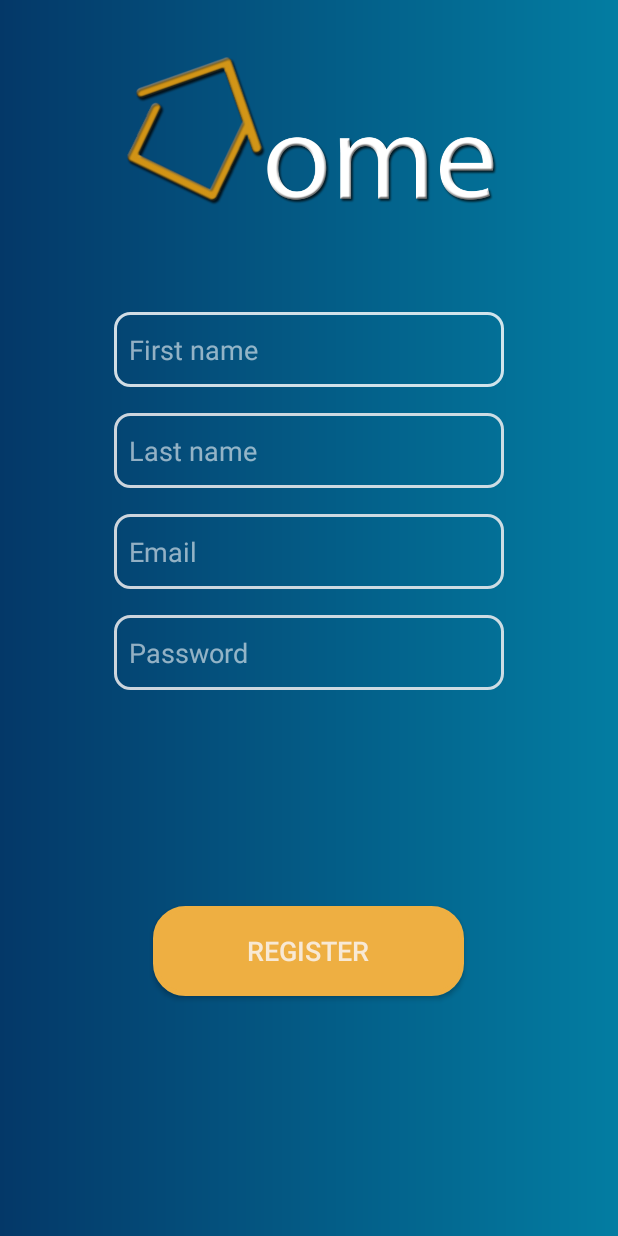
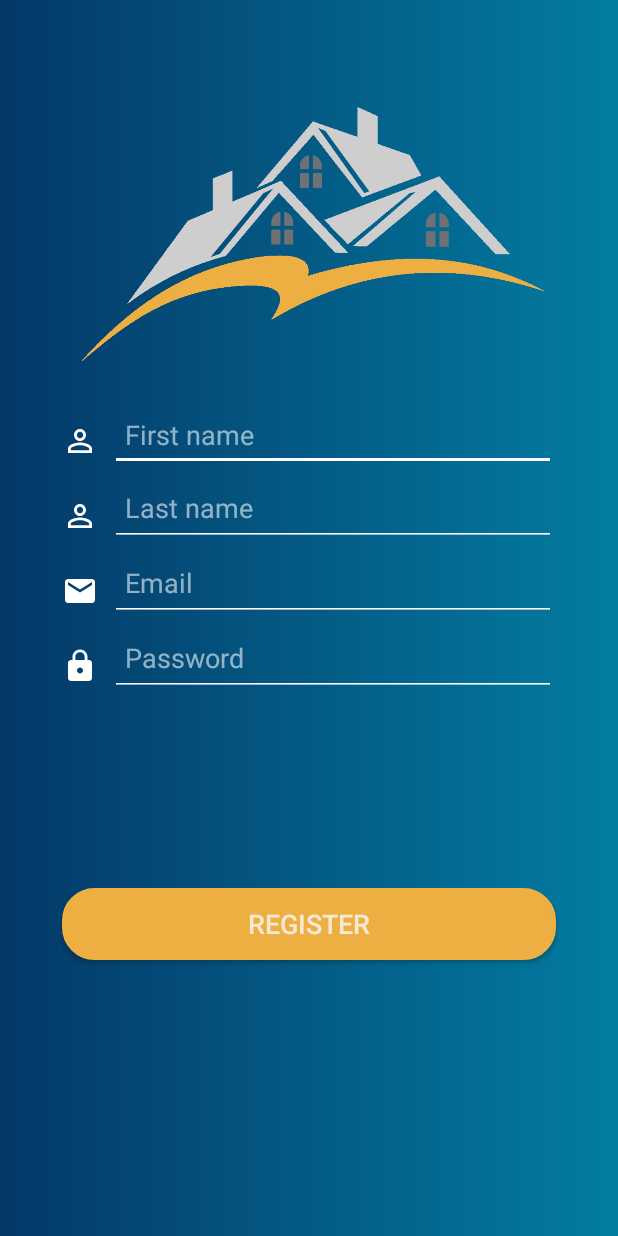
Before and after one commit to dukotron/HMS-CM-Division, an Android app: the RegisterActivity screen opened directly, with no data from a screen before it, on a phone screen of 412 x 824 dp. Run offline under Robolectric (Android 15) with nearby library versions, the phone set to English and light mode, and no system bars.

Commit message:
register activity latest layout version

```diff
--- /dev/null
+++ b/TestDesign/app/src/main/res/drawable/ic_email_black_24dp.xml
@@ -0,0 +1,5 @@
+<vector android:height="24dp" android:tint="#FFFFFF"
+    android:viewportHeight="24.0" android:viewportWidth="24.0"
+    android:width="24dp" xmlns:android="http://schemas.android.com/apk/res/android">
+    <path android:fillColor="#FF000000" android:pathData="M20,4L4,4c-1.1,0 -1.99,0.9 -1.99,2L2,18c0,1.1 0.9,2 2,2h16c1.1,0 2,-0.9 2,-2L22,6c0,-1.1 -0.9,-2 -2,-2zM20,8l-8,5 -8,-5L4,6l8,5 8,-5v2z"/>
+</vector>
--- a/TestDesign/app/src/main/res/layout/activity_login.xml
+++ b/TestDesign/app/src/main/res/layout/activity_login.xml
@@ -25,10 +25,11 @@
 
     <EditText
         android:id="@+id/email"
-        android:layout_width="260dp"
+        android:layout_width="0dp"
         android:layout_height="39dp"
         android:layout_below="@+id/logo"
         android:layout_centerInParent="true"
+        android:layout_marginStart="32dp"
         android:layout_marginTop="48dp"
         android:backgroundTint="#ffffff"
         android:hint="Name"
@@ -37,15 +38,17 @@
         android:textColor="#92FFFFFF"
         android:textColorHint="#92FFFFFF"
         app:layout_constraintEnd_toStartOf="@+id/guideline2"
+        app:layout_constraintStart_toStartOf="@+id/guideline"
         app:layout_constraintTop_toBottomOf="@+id/logo" />
 
 
     <EditText
         android:id="@+id/pwd"
-        android:layout_width="260dp"
+        android:layout_width="0dp"
         android:layout_height="52dp"
         android:layout_below="@+id/email"
         android:layout_centerInParent="true"
+        android:layout_marginStart="32dp"
         android:layout_marginTop="1dp"
         android:layout_marginBottom="95dp"
         android:backgroundTint="#ffffff"
@@ -56,6 +59,7 @@
         android:textColorHint="#92FFFFFF"
         app:layout_constraintBottom_toTopOf="@+id/login"
         app:layout_constraintEnd_toStartOf="@+id/guideline2"
+        app:layout_constraintStart_toStartOf="@+id/guideline"
         app:layout_constraintTop_toBottomOf="@+id/email"
         app:layout_constraintVertical_chainStyle="spread" />
 
@@ -71,6 +75,7 @@
         android:text="Login"
         android:textColor="#D0FAF6F6"
         android:textSize="18sp"
+        app:layout_constraintEnd_toEndOf="@+id/pwd"
         app:layout_constraintEnd_toStartOf="@+id/guideline2"
         app:layout_constraintStart_toStartOf="@+id/guideline"
         app:layout_constraintTop_toBottomOf="@+id/pwd" />
@@ -102,13 +107,10 @@
         android:layout_alignTop="@+id/email"
         android:layout_alignBottom="@+id/email"
         android:layout_alignParentStart="true"
-        android:layout_marginTop="16dp"
         android:layout_marginEnd="8dp"
+        android:layout_marginBottom="7dp"
         app:layout_constraintBottom_toBottomOf="@+id/email"
         app:layout_constraintEnd_toStartOf="@+id/email"
-        app:layout_constraintStart_toStartOf="@+id/guideline"
-        app:layout_constraintTop_toTopOf="@+id/email"
-        app:layout_constraintVertical_bias="1.0"
         app:srcCompat="@drawable/identity" />
 
     <ImageView
@@ -119,12 +121,9 @@
         android:layout_alignBottom="@+id/pwd"
         android:layout_alignParentStart="true"
         android:layout_marginEnd="8dp"
+        android:layout_marginBottom="8dp"
         app:layout_constraintBottom_toBottomOf="@+id/pwd"
         app:layout_constraintEnd_toStartOf="@+id/pwd"
-        app:layout_constraintHorizontal_chainStyle="spread_inside"
-        app:layout_constraintStart_toStartOf="@+id/guideline"
-        app:layout_constraintTop_toTopOf="@+id/pwd"
-        app:layout_constraintVertical_bias="0.642"
         app:srcCompat="@drawable/lock" />
 
     <android.support.constraint.Guideline
--- a/TestDesign/app/src/main/res/layout/activity_register.xml
+++ b/TestDesign/app/src/main/res/layout/activity_register.xml
@@ -1,93 +1,166 @@
 <?xml version="1.0" encoding="utf-8"?>
-<RelativeLayout xmlns:android="http://schemas.android.com/apk/res/android"
+<android.support.constraint.ConstraintLayout xmlns:android="http://schemas.android.com/apk/res/android"
+    xmlns:app="http://schemas.android.com/apk/res-auto"
     xmlns:tools="http://schemas.android.com/tools"
     android:layout_width="match_parent"
     android:layout_height="match_parent"
     android:background="@drawable/gradient"
-    tools:context=".MainActivity"
-    >
+    tools:context=".MainActivity">
 
     <ImageView
         android:id="@+id/logo"
         android:layout_width="308dp"
         android:layout_height="208dp"
         android:layout_centerHorizontal="true"
-        android:src="@drawable/logowhite"
-        />
+        android:layout_marginTop="50dp"
+        android:layout_marginEnd="8dp"
+        android:src="@drawable/houses_logo"
+        app:layout_constraintEnd_toStartOf="@+id/guideline6"
+        app:layout_constraintTop_toTopOf="parent" />
 
     <EditText
         android:id="@+id/FirstName"
-        android:layout_width="260dp"
-        android:layout_height="50dp"
+        android:layout_width="0dp"
+        android:layout_height="48dp"
+        android:layout_below="@+id/logo"
         android:layout_centerInParent="true"
-        android:layout_below="@+id/logo"
-        android:text="First name"
+        android:layout_marginStart="32dp"
+        android:layout_marginTop="8dp"
         android:backgroundTint="#ffffff"
-        android:textColor="#92FFFFFF"
-        android:background="@drawable/border"
+        android:hint="First name"
         android:inputType="textPersonName"
         android:paddingStart="10dp"
-        />
+        android:textColor="#92FFFFFF"
+        android:textColorHint="#92FFFFFF"
+        app:layout_constraintBottom_toTopOf="@+id/LastName"
+        app:layout_constraintEnd_toStartOf="@+id/guideline6"
+        app:layout_constraintStart_toStartOf="@+id/guideline7"
+        app:layout_constraintTop_toBottomOf="@+id/logo"
+        app:layout_constraintVertical_chainStyle="spread_inside" />
 
     <EditText
         android:id="@+id/LastName"
-        android:layout_width="260dp"
+        android:layout_width="0dp"
         android:layout_height="50dp"
-        android:layout_marginStart="72dp"
-        android:layout_marginTop="17dp"
+        android:layout_below="@+id/FirstName"
         android:layout_centerInParent="true"
-        android:layout_below="@+id/FirstName"
-        android:text="Last name"
+        android:layout_marginStart="32dp"
+        android:backgroundTint="#ffffff"
+        android:hint="Last name"
+        android:inputType="textPersonName"
+        android:paddingStart="10dp"
         android:textColor="#92FFFFFF"
         android:textColorHint="#92FFFFFF"
-        android:background="@drawable/border"
-        android:paddingStart="10dp"
-        android:inputType="textPersonName"
-        />
+        app:layout_constraintBottom_toTopOf="@+id/Email"
+        app:layout_constraintEnd_toStartOf="@+id/guideline6"
+        app:layout_constraintStart_toStartOf="@+id/guideline7"
+        app:layout_constraintTop_toBottomOf="@+id/FirstName" />
 
     <EditText
         android:id="@+id/Email"
-        android:layout_width="260dp"
+        android:layout_width="0dp"
         android:layout_height="50dp"
-        android:layout_marginStart="72dp"
-        android:layout_marginTop="17dp"
         android:layout_below="@+id/LastName"
         android:layout_centerInParent="true"
-        android:text="Email"
+        android:layout_marginStart="32dp"
+        android:backgroundTint="#ffffff"
+        android:hint="Email"
+        android:inputType="textEmailAddress"
+        android:paddingStart="10dp"
         android:textColor="#92FFFFFF"
         android:textColorHint="#92FFFFFF"
-        android:background="@drawable/border"
-        android:paddingStart="10dp"
-        android:inputType="textEmailAddress"
-        />
+        app:layout_constraintBottom_toTopOf="@+id/Password"
+        app:layout_constraintEnd_toStartOf="@+id/guideline6"
+        app:layout_constraintStart_toStartOf="@+id/guideline7"
+        app:layout_constraintTop_toBottomOf="@+id/LastName" />
 
     <EditText
         android:id="@+id/Password"
-        android:layout_width="260dp"
+        android:layout_width="0dp"
         android:layout_height="50dp"
-        android:layout_marginStart="72dp"
-        android:layout_marginTop="17dp"
         android:layout_below="@+id/Email"
         android:layout_centerInParent="true"
+        android:layout_marginStart="32dp"
+        android:backgroundTint="#ffffff"
         android:hint="Password"
+        android:inputType="textPassword"
+        android:paddingStart="10dp"
         android:textColor="#92FFFFFF"
         android:textColorHint="#92FFFFFF"
-        android:background="@drawable/border"
-        android:paddingStart="10dp"
-        android:inputType="textPassword"
-        />
+        app:layout_constraintEnd_toStartOf="@+id/guideline6"
+        app:layout_constraintStart_toStartOf="@+id/guideline7"
+        app:layout_constraintTop_toBottomOf="@+id/Email" />
 
 
     <Button
         android:id="@+id/RegisterButton"
-        android:layout_width="207dp"
-        android:layout_height="60dp"
+        android:layout_width="0dp"
+        android:layout_height="wrap_content"
+        android:layout_alignParentBottom="true"
         android:layout_centerInParent="true"
-        android:layout_alignParentBottom="true"
-        android:layout_marginBottom="160dp"
+        android:layout_marginBottom="56dp"
         android:background="@drawable/rounded"
         android:text="Register"
         android:textColor="#D0FAF6F6"
         android:textSize="18sp"
-        />
-</RelativeLayout>
+        app:layout_constraintBottom_toBottomOf="parent"
+        app:layout_constraintEnd_toStartOf="@+id/guideline6"
+        app:layout_constraintStart_toStartOf="@+id/guideline7"
+        app:layout_constraintTop_toBottomOf="@+id/Password" />
+
+
+    <ImageView
+        android:id="@+id/FirstNameLogo"
+        android:layout_width="wrap_content"
+        android:layout_height="wrap_content"
+        android:layout_marginEnd="8dp"
+        android:layout_marginBottom="8dp"
+        android:src="@drawable/identity"
+        app:layout_constraintBottom_toTopOf="@+id/LastName"
+        app:layout_constraintEnd_toStartOf="@+id/FirstName" />
+
+    <ImageView
+        android:id="@+id/LastNameLogo"
+        android:layout_width="wrap_content"
+        android:layout_height="wrap_content"
+        android:layout_marginEnd="8dp"
+        android:layout_marginBottom="8dp"
+        android:src="@drawable/identity"
+        app:layout_constraintBottom_toTopOf="@+id/Email"
+        app:layout_constraintEnd_toStartOf="@+id/LastName" />
+
+    <ImageView
+        android:id="@+id/EmailLogo"
+        android:layout_width="wrap_content"
+        android:layout_height="wrap_content"
+        android:layout_marginEnd="8dp"
+        android:layout_marginBottom="8dp"
+        android:src="@drawable/ic_email_black_24dp"
+        app:layout_constraintBottom_toTopOf="@+id/Password"
+        app:layout_constraintEnd_toStartOf="@+id/Email" />
+
+    <ImageView
+        android:id="@+id/PasswordLogo"
+        android:layout_width="wrap_content"
+        android:layout_height="wrap_content"
+        android:layout_marginEnd="8dp"
+        android:layout_marginBottom="8dp"
+        android:src="@drawable/lock"
+        app:layout_constraintBottom_toBottomOf="@+id/Password"
+        app:layout_constraintEnd_toStartOf="@+id/Password" />
+
+    <android.support.constraint.Guideline
+        android:id="@+id/guideline6"
+        android:layout_width="wrap_content"
+        android:layout_height="wrap_content"
+        android:orientation="vertical"
+        app:layout_constraintGuide_percent="0.9" />
+
+    <android.support.constraint.Guideline
+        android:id="@+id/guideline7"
+        android:layout_width="wrap_content"
+        android:layout_height="wrap_content"
+        android:orientation="vertical"
+        app:layout_constraintGuide_percent="0.1" />
+
+</android.support.constraint.ConstraintLayout>
```
